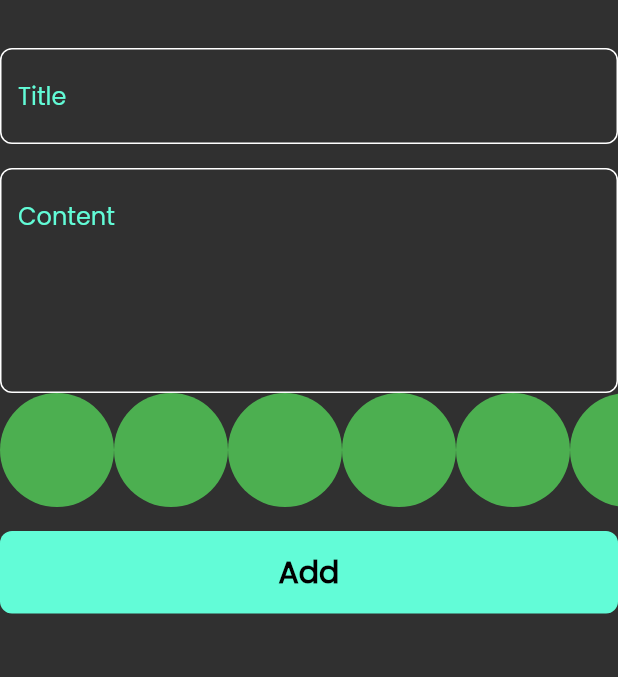
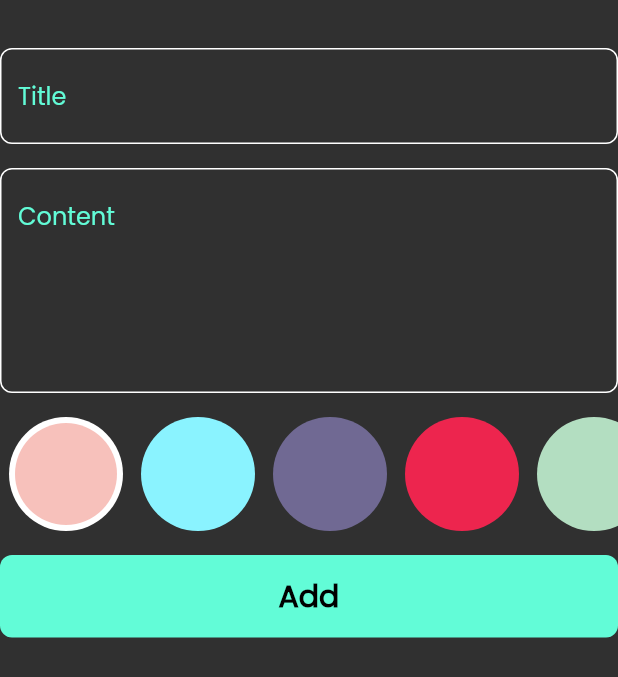
Before and after one commit to YoussefReda-YRM/notes_app, a Flutter app: the AddNoteForm widget shown alone on an empty page, opened directly, on a phone screen of 412 x 824 dp. Shown: the top 677 px of the screen. Run offline on Flutter 3.47's test engine with Material 2 defaults, Android fonts, the phone set to English and light mode, and no system bars; our stand-ins replace bloc, flutter_bloc, font_awesome_flutter, hive, hive_flutter; accounts and stored records are empty.

Commit message:
colors list view p2

```diff
--- a/lib/widgets/add_note_form.dart
+++ b/lib/widgets/add_note_form.dart
@@ -43,7 +43,8 @@ class _AddNoteFormState extends State<AddNoteForm> {
           hint: "Content",
           maxLines: 5,
         ),
-        const ColorListView(),
+        const SizedBox(height: 16,),
+        const ColorListView(isActive: true),
         const SizedBox(height: 16,),
         BlocBuilder<AddNoteCubit, AddNotesState>(
           builder:(context, state)
--- a/lib/widgets/colors_list_view.dart
+++ b/lib/widgets/colors_list_view.dart
@@ -1,30 +1,76 @@
 import 'package:flutter/material.dart';
 
 class ColorItem extends StatelessWidget {
-  const ColorItem({Key? key}) : super(key: key);
+  const ColorItem({Key? key, required this.isActive, required this.color}) : super(key: key);
+
+  final bool isActive;
+  final Color color;
 
   @override
   Widget build(BuildContext context) {
-    return const CircleAvatar(
+    return isActive ? CircleAvatar(
       radius: 38,
-      backgroundColor: Colors.green,
+      backgroundColor: Colors.white,
+      child: CircleAvatar(
+        radius: 34,
+        backgroundColor: color,
+      ),
+    ): CircleAvatar(
+      radius: 38,
+      backgroundColor: color,
     );
   }
 }
 
-class ColorListView extends StatelessWidget {
-  const ColorListView({Key? key}) : super(key: key);
+class ColorListView extends StatefulWidget {
+  const ColorListView({Key? key, required this.isActive}) : super(key: key);
+
+  final bool isActive;
+
+  @override
+  State<ColorListView> createState() => _ColorListViewState();
+}
+
+class _ColorListViewState extends State<ColorListView> {
+
+  int currentIndex = 0;
+
+  List<Color> colors =
+  const [
+    Color(0xfff7c1bb),
+    Color(0xff8af3ff),
+    Color(0xff706993),
+    Color(0xffed254e),
+    Color(0xffb3dec1),
+    Color(0xffff9b42),
+    Color(0xfff7a072),
+  ];
 
   @override
   Widget build(BuildContext context) {
     return SizedBox(
       height: 38*2,
       child: ListView.builder(
-          itemCount: 10,
+          itemCount: colors.length,
           scrollDirection: Axis.horizontal,
           itemBuilder: (context, index)
           {
-            return const ColorItem();
+            return Padding(
+              padding:const EdgeInsets.symmetric(
+                horizontal: 6,
+              ),
+              child: GestureDetector(
+                onTap: ()
+                {
+                  currentIndex = index;
+                  setState(() {});
+                },
+                child: ColorItem(
+                  color: colors[index],
+                  isActive: currentIndex == index,
+                ),
+              ),
+            );
           }
       ),
     );
```
